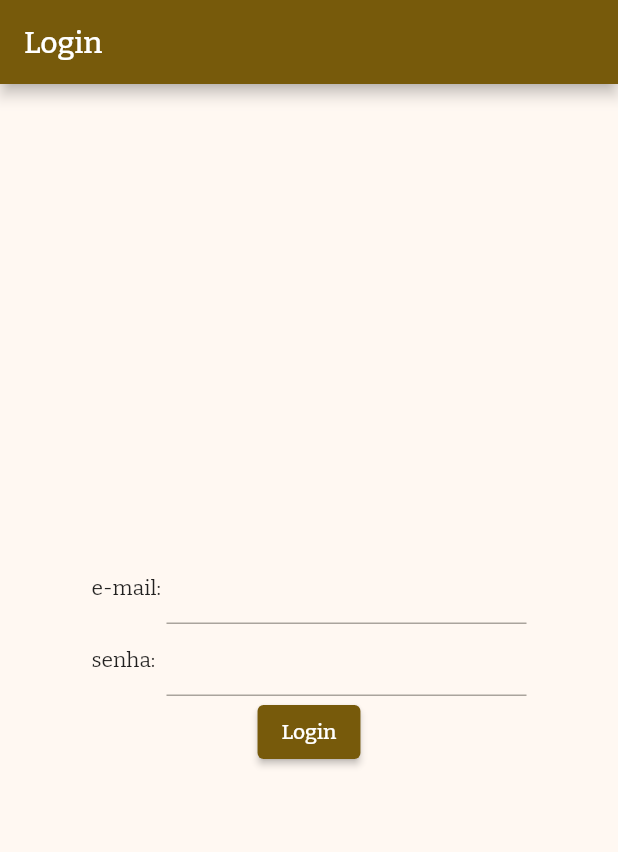
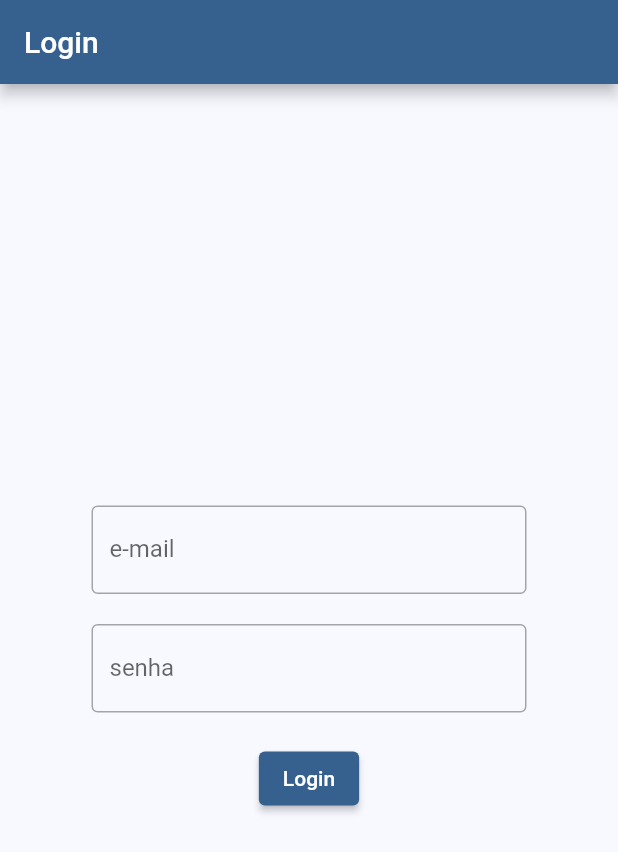
Before and after one commit to eugeniogz/webapi, a Flutter app: the screen it shows after launch, on a phone screen of 412 x 824 dp. Shown: the top 852 px of the screen. Run offline on Flutter 3.47's test engine with Material 2 defaults, Android fonts, the phone set to English and light mode, and no system bars; our stand-ins replace flutter_secure_storage, logger; missing offline and left inert: http_interceptor; accounts and stored records are empty.

Commit message:
layout e tratamento de  logout removendo secure storage

```diff
--- a/lib/main.dart
+++ b/lib/main.dart
@@ -1,6 +1,6 @@
 import 'package:flutter/material.dart';
 import 'package:memo_webapi/helpers/globals.dart';
-import 'package:google_fonts/google_fonts.dart';
+// import 'package:google_fonts/google_fonts.dart';
 
 import 'models/journal.dart';
 import 'screens/edit_journal_screen/edit_journal_screen.dart';
@@ -45,8 +45,8 @@ class MyApp extends StatelessWidget {
       darkTheme: ThemeData.dark(),
       themeMode: ThemeMode.system,
       theme: ThemeData(
-        colorSchemeSeed: Colors.amber,
-        textTheme: GoogleFonts.bitterTextTheme(),
+        colorSchemeSeed: Colors.blue,
+        // textTheme: GoogleFonts.bitterTextTheme(),
       ),
       initialRoute: initialRoute,
       routes: {
--- a/lib/screens/home_screen/widgets/journal_card.dart
+++ b/lib/screens/home_screen/widgets/journal_card.dart
@@ -23,7 +23,7 @@ class _JournalCardState extends State<JournalCard> {
     return GestureDetector(
       child: ConstrainedBox(constraints: const BoxConstraints(maxHeight: 250),
           child: Card(
-            color: Colors.amber[100],
+            color: Theme.of(context).primaryColorLight,
             child: Padding(
               padding: const EdgeInsets.all(8.0),
               child: Text(widget.journal.content,
--- a/lib/screens/login_screen/login_screen.dart
+++ b/lib/screens/login_screen/login_screen.dart
@@ -28,25 +28,30 @@ class _LoginScreenState extends State<LoginScreen> {
           Row(
             mainAxisAlignment: MainAxisAlignment.center,
             children: [
-              const SizedBox(width: 50.0, child: Text("e-mail:")),
               SizedBox(
-                  width: 240.0,
+                  width: 290.0,
                   child: TextField(
+                    decoration: const InputDecoration(
+                      labelText: "e-mail",
+                      // label: Text("e-mails"),
+                      // hintText: "e-mail",
+                      border: OutlineInputBorder()),
                     controller: emailController,
                   )),
             ],
           ),
+          const SizedBox(height: 20,),
           Row(mainAxisAlignment: MainAxisAlignment.center, children: [
-            const SizedBox(width: 50.0, child: Text("senha:")),
             SizedBox(
-                width: 240.0,
+                width: 290.0,
                 child: TextField(
+                    decoration: const InputDecoration(
+                      labelText: "senha",
+                      border: OutlineInputBorder()),
                     controller: passwordController, obscureText: true))
           ]),
+          const SizedBox(height: 20,),
           ElevatedButton(
-              // style: TextButton.styleFrom(
-              //   elevation: 10,
-              // ),
               onPressed: () {
                 login()
                     .then((value) =>
```
Also changed, not shown: lib/screens/home_screen/home_screen.dart (+2 -11 lines), lib/services/user_service.dart (+7 -0 lines), 1 other file.
